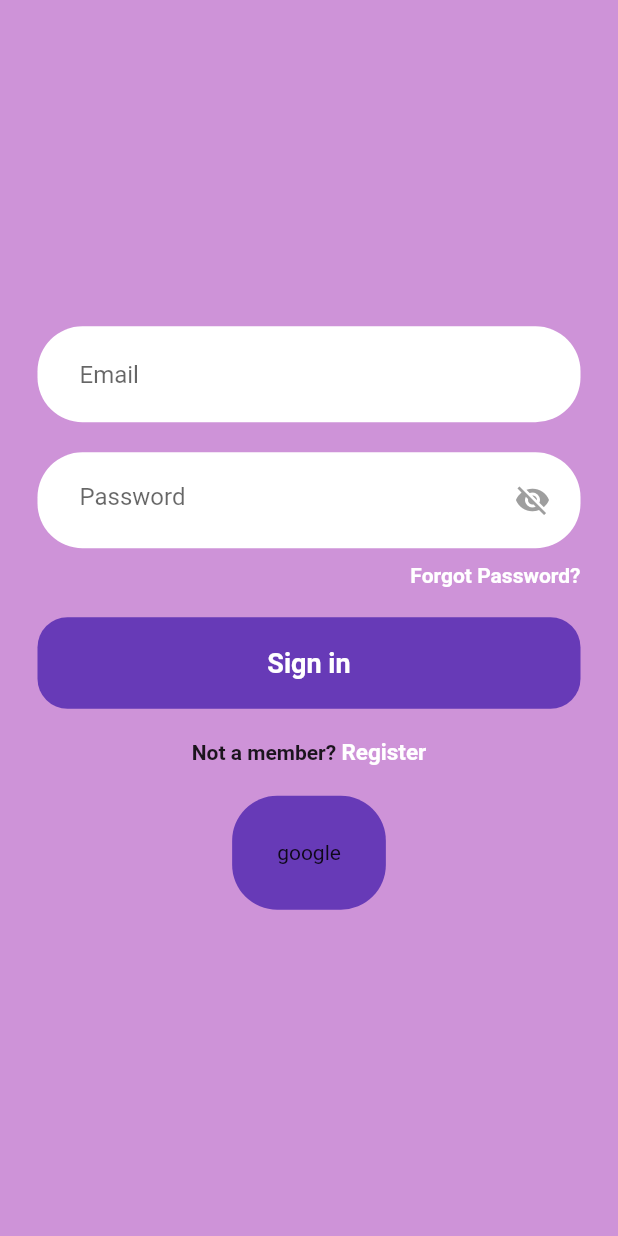
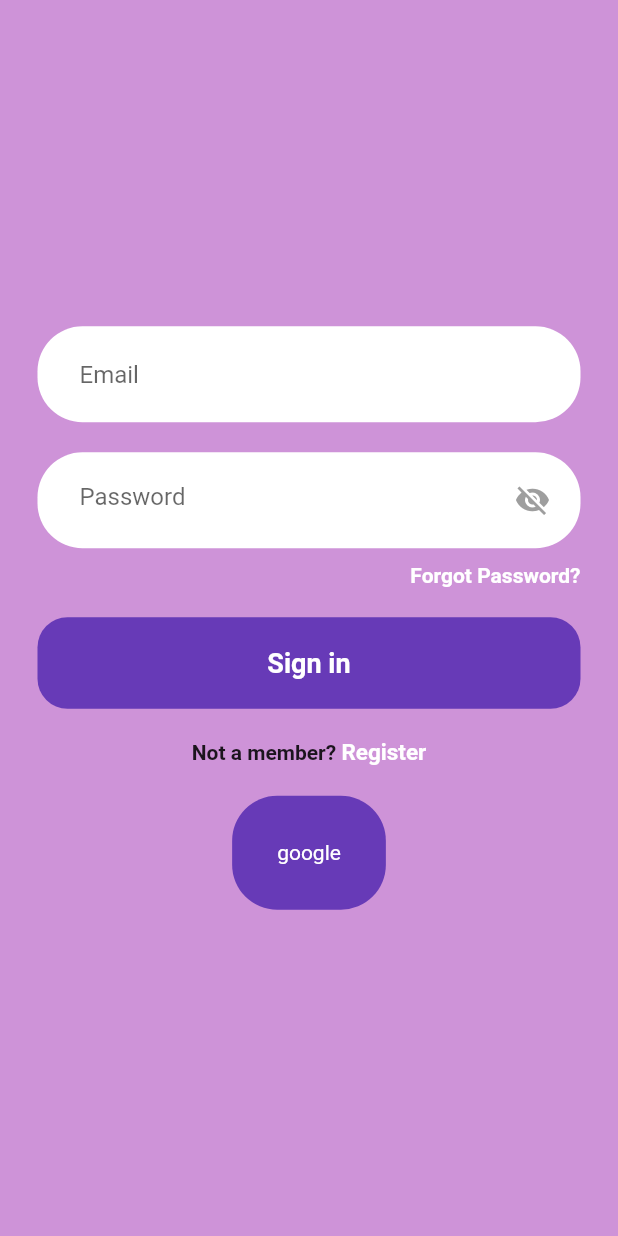
Before and after one commit to KhusseinGashimov/project1, a Flutter app: the LoginPage screen opened directly with empty values, on a phone screen of 412 x 824 dp. Run offline on Flutter 3.47's test engine with Material 2 defaults, Android fonts, the phone set to English and light mode, and no system bars; our stand-ins replace firebase_auth, firebase_core, google_sign_in, gradient_widgets; accounts and stored records are empty.

Commit message:
google auth

```diff
--- a/lib/pages/login_page.dart
+++ b/lib/pages/login_page.dart
@@ -169,7 +169,7 @@ class _LoginPageState extends State<LoginPage> {
                     ],
                   ),
                 ),
-                SizedBox(height: 20,),
+                const SizedBox(height: 20,),
                 GestureDetector(
                   onTap:(){
                     AuthService().signInWithGoogle();
@@ -182,7 +182,7 @@ class _LoginPageState extends State<LoginPage> {
                     ),
                     child: const Text(
                       'google'
-                    ),
+                    ,style: TextStyle(color: Colors.white),),
                   ),
                 )
               ],
```
